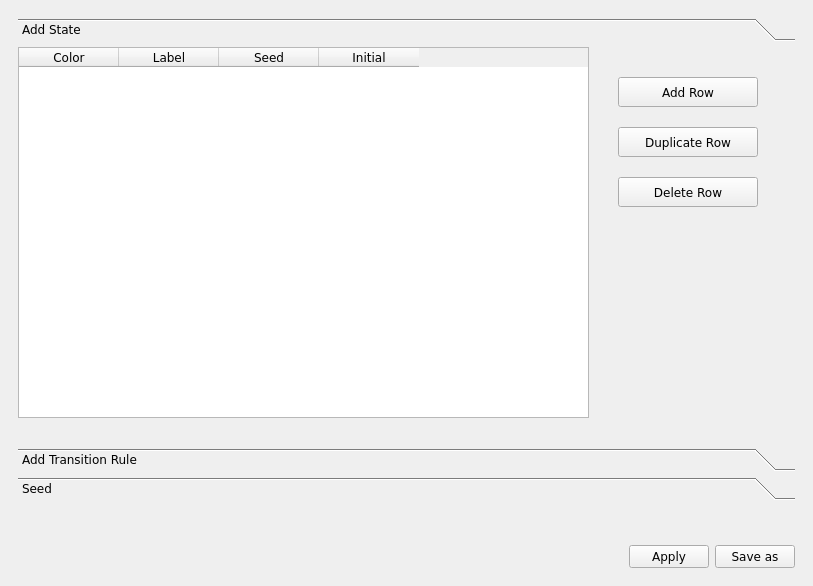
Old version of the form UI Files/sCRNEditorWindow.ui in the repository asarg/AutoTile.
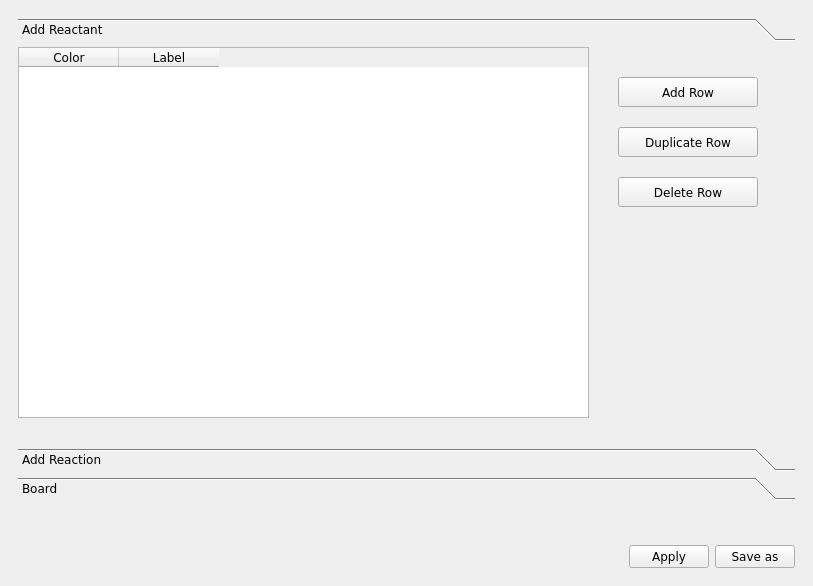
New version of the form.

Commit message: clean up to make sCRN editor look better

```diff
--- a/UI Files/sCRNEditorWindow.ui
+++ b/UI Files/sCRNEditorWindow.ui
@@ -65,7 +65,7 @@
            </rect>
           </property>
           <attribute name="label">
-           <string>Add State</string>
+           <string>Add Reactant</string>
           </attribute>
           <widget class="QTableWidget" name="tableWidget">
            <property name="geometry">
@@ -77,7 +77,7 @@
             </rect>
            </property>
            <property name="columnCount">
-            <number>4</number>
+            <number>2</number>
            </property>
            <column>
             <property name="text">
@@ -89,16 +89,6 @@
              <string>Label</string>
             </property>
            </column>
-           <column>
-            <property name="text">
-             <string>Seed</string>
-            </property>
-           </column>
-           <column>
-            <property name="text">
-             <string>Initial</string>
-            </property>
-           </column>
           </widget>
           <widget class="QPushButton" name="pushButton_3">
            <property name="geometry">
@@ -150,7 +140,7 @@
            </rect>
           </property>
           <attribute name="label">
-           <string>Add Transition Rule</string>
+           <string>Add Reaction</string>
           </attribute>
           <widget class="QTableWidget" name="tableWidget_3">
            <property name="geometry">
@@ -237,7 +227,7 @@
            </rect>
           </property>
           <attribute name="label">
-           <string>Seed</string>
+           <string>Board</string>
           </attribute>
           <widget class="QGraphicsView" name="graphicsView">
            <property name="geometry">
```
Left out of the diff: 3 changed lines with no effect on the pictures. The commit also changes 2 other files.
